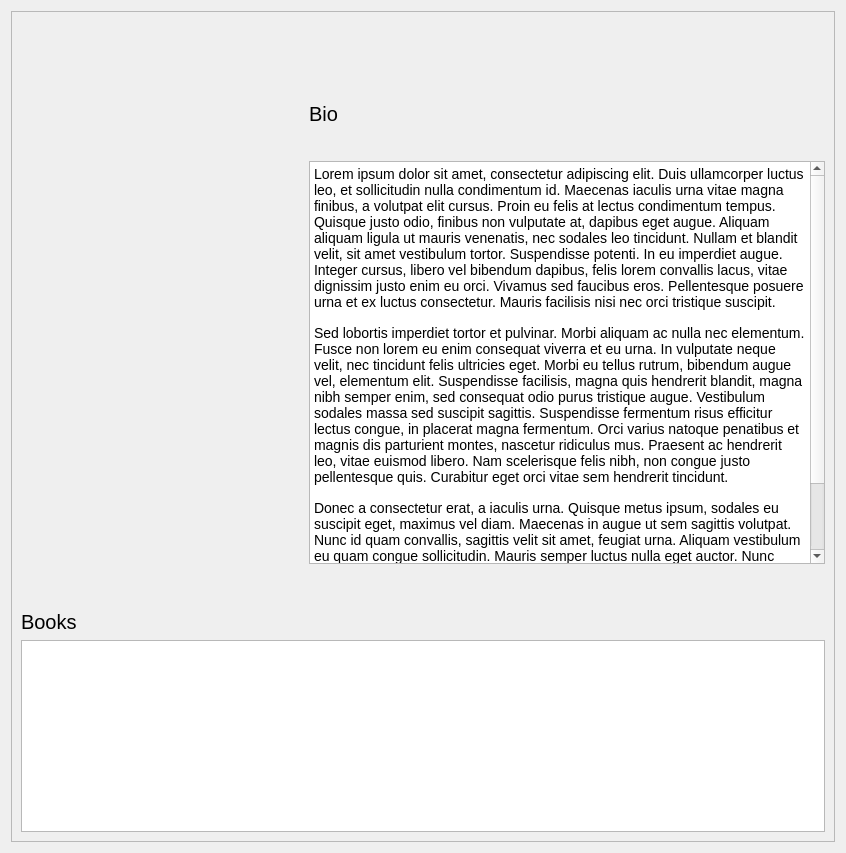
Before: the Qt Designer form src/forms/authordetailsdialog.ui in yunag/QLibraryManagementSystem, drawn with Qt 5.
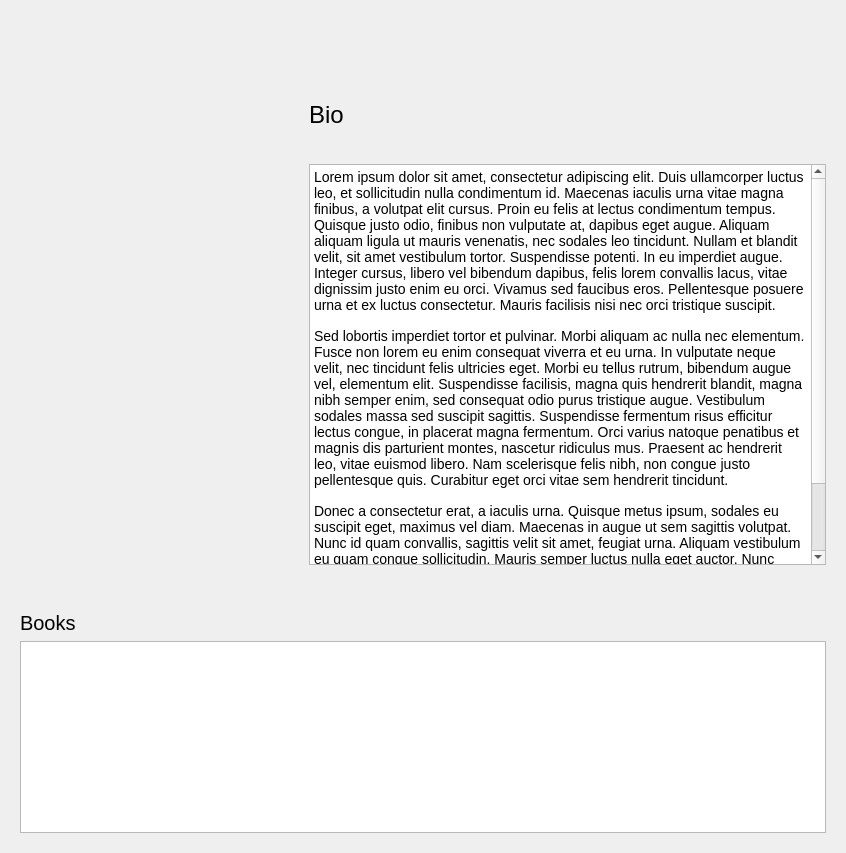
After: the same form once the commit is applied. Icons and pictures are not drawn. Custom widgets are drawn as their Qt base class.

The edit to the form file:
```diff
--- a/src/forms/authordetailsdialog.ui
+++ b/src/forms/authordetailsdialog.ui
@@ -32,6 +32,9 @@
        <height>0</height>
       </size>
      </property>
+     <property name="frameShape">
+      <enum>QFrame::NoFrame</enum>
+     </property>
      <property name="widgetResizable">
       <bool>true</bool>
      </property>
@@ -40,8 +43,8 @@
        <rect>
         <x>0</x>
         <y>0</y>
-        <width>826</width>
-        <height>833</height>
+        <width>828</width>
+        <height>835</height>
        </rect>
       </property>
       <layout class="QVBoxLayout" name="verticalLayout_4">
@@ -139,7 +142,7 @@
             <widget class="QLabel" name="label_2">
              <property name="font">
               <font>
-               <pointsize>15</pointsize>
+               <pointsize>18</pointsize>
               </font>
              </property>
              <property name="text">
@@ -276,17 +279,17 @@
   </layout>
  </widget>
  <customwidgets>
+  <customwidget>
+   <class>AspectRatioLabel</class>
+   <extends>QLabel</extends>
+   <header>aspectratiolabel.h</header>
+  </customwidget>
   <customwidget>
    <class>SmoothScrollArea</class>
    <extends>QScrollArea</extends>
    <header>smoothscrollarea.h</header>
    <container>1</container>
   </customwidget>
-  <customwidget>
-   <class>AspectRatioLabel</class>
-   <extends>QLabel</extends>
-   <header>aspectratiolabel.h</header>
-  </customwidget>
  </customwidgets>
  <resources>
   <include location="../../resources/resource.qrc"/>
```
